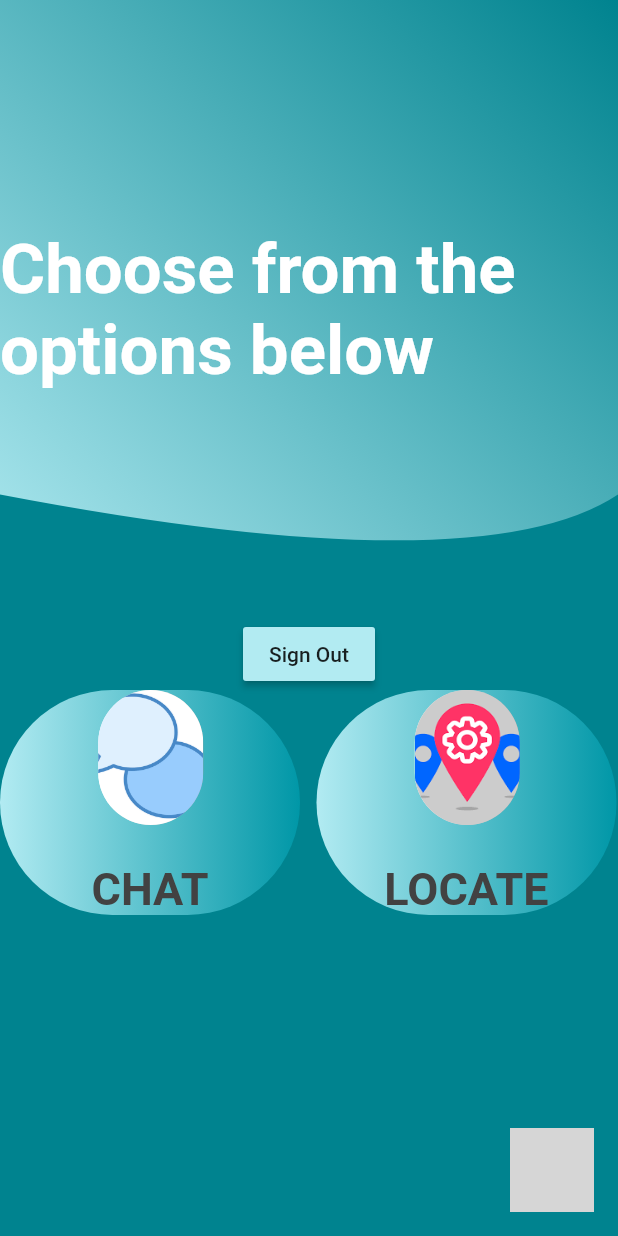
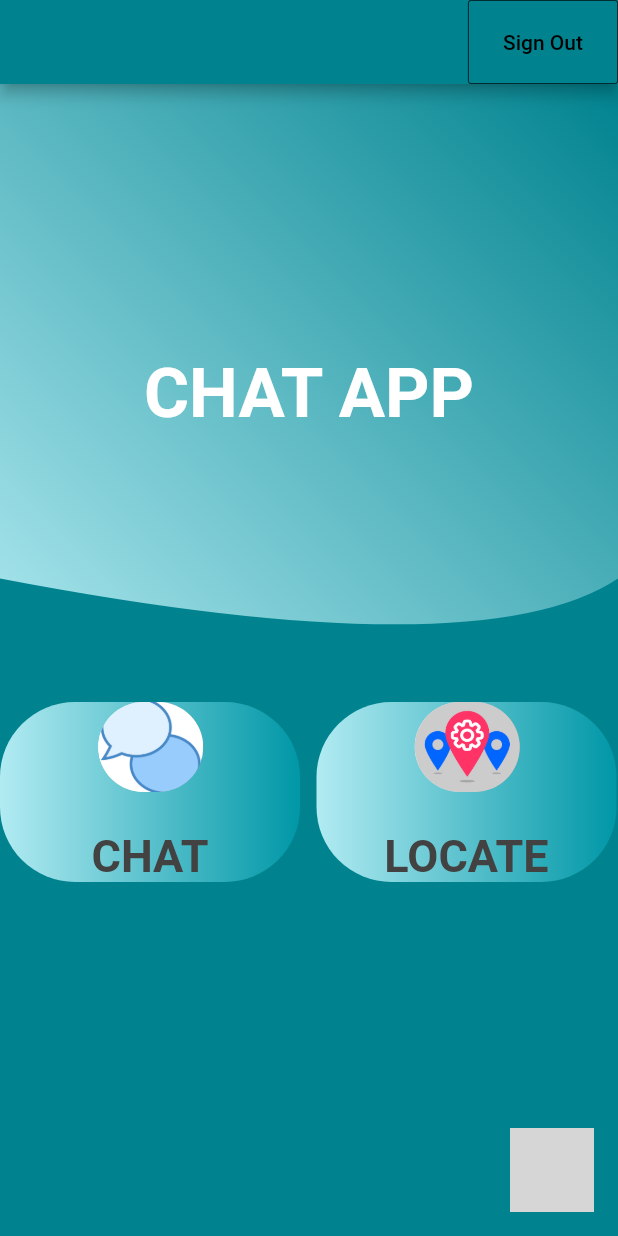
Before and after one commit to Dia96/chat_app, a Flutter app: the MainScreen screen opened directly, on a phone screen of 412 x 824 dp. Run offline on Flutter 3.47's test engine with Material 2 defaults, Android fonts, the phone set to English and light mode, and no system bars; our stand-ins replace animated_text_kit, cloud_firestore, firebase_auth, firebase_core, firebase_storage, flutter_slidable and 8 more; missing offline and left inert: circular_menu, dash_chat, flutter_boom_menu, location_permissions, search_map_place; accounts and stored records are empty; grey boxes are pictures that could not be loaded.

Commit message:
main screen ui changes

```diff
--- a/lib/screens/mainscreen.dart
+++ b/lib/screens/mainscreen.dart
@@ -36,7 +36,30 @@ class _MainScreenState extends State<MainScreen>
   Widget build(BuildContext context) {
     var size = MediaQuery.of(context).size;
 
-    return Scaffold(resizeToAvoidBottomPadding: false, backgroundColor: Colors.cyan[800],
+
+    return Scaffold(
+      appBar: AppBar(
+        backgroundColor: PrimaryColor,
+
+        actions: <Widget> [
+        SizedBox(
+        width: 100.0,
+        height: 10.0,
+        child: OutlineButton(
+          borderSide: BorderSide(width: 0.5),
+          child: Text('Sign Out', style: TextStyle(color: Colors.black),),
+          onPressed:   () {
+            signOut();
+            Navigator.pushReplacement(
+                context, MaterialPageRoute(builder: (context) => LoginScreen())
+            );
+          }
+      ),
+    ),
+    ],
+
+      ),
+      resizeToAvoidBottomPadding: false, backgroundColor: Colors.cyan[800],
       floatingActionButton: CircularMenu(animationDuration: Duration(milliseconds: 10),
         toggleButtonPadding: 10, alignment: Alignment.bottomCenter, curve: Curves.fastOutSlowIn,
         toggleButtonBoxShadow: [BoxShadow(color: Colors.cyan[400], spreadRadius: 2, blurRadius: 5)],
@@ -79,18 +102,16 @@ class _MainScreenState extends State<MainScreen>
                   );
                 },
               ),
-          Container(child: Text('Choose from the options below ', style:
-          TextStyle(color: TertiaryColor, fontSize: 46, fontWeight: FontWeight.bold),
-          ),
+
+
+          Container(
+            child: Text('CHAT APP', style: TextStyle(color: TertiaryColor, fontSize: 46, fontWeight: FontWeight.bold),),
           ),
         ],
     ),
-        RaisedButton(onPressed: () { signOut();
-        Navigator.pushReplacement(context, MaterialPageRoute(builder: (context) => LoginScreen()));
-          },
-            child: Text('Sign Out'), color: SecondaryColor),
 
-        Expanded(child: GridView.count(crossAxisCount: 2, crossAxisSpacing: 10.0, mainAxisSpacing: 10.0, shrinkWrap: true,
+        Expanded(child: GridView.count(
+          crossAxisCount: 2, crossAxisSpacing: 10.0, mainAxisSpacing: 10.0, shrinkWrap: true,
           children: <Widget>[
             Stack(children: <Widget>[
               GestureDetector(
@@ -98,22 +119,28 @@ class _MainScreenState extends State<MainScreen>
                     Navigator.pushReplacement(context, MaterialPageRoute(builder: (context) => HomeScreen())
                     );
                     },
-                child: Container( height: 150, width: 200, decoration: BoxDecoration(borderRadius: BorderRadius.all(Radius.circular(100.0)),
-                  gradient: LinearGradient(colors: <Color>[Colors.cyan[100], Colors.cyan[700]]
+                  child: Container(height: 120, width: 200,
+
+                    decoration: BoxDecoration(borderRadius: BorderRadius.all(Radius.circular(50.0)
+                    ),
+                    gradient: LinearGradient(colors: <Color>[Colors.cyan[100], Colors.cyan[700]
+                    ]
                     ),
                   ),
                     child: Text('CHAT', style: TextStyle( color: Colors.grey[800], fontWeight: FontWeight.bold,
                         fontSize: 30)), alignment: Alignment.bottomCenter,
                   ),
                 ),
+
               GestureDetector(
                 onTap: () {
                   Navigator.pushReplacement(context, MaterialPageRoute(builder: (context) => HomeScreen())
                   );
                   },
                 child: Align( alignment: Alignment.topCenter,
-                  child: Container( height: 90, width: 70, decoration: BoxDecoration(
-                      borderRadius: BorderRadius.all(Radius.circular(100.0)),
+                  child: Container(
+                    height: 60, width: 70, decoration: BoxDecoration(
+                      borderRadius: BorderRadius.all(Radius.circular(30.0)),
                       gradient: LinearGradient(colors: <Color>[ Colors.white, Colors.grey]
                       ),
                       image: DecorationImage(image: AssetImage('images/logo.png'), fit: BoxFit.cover)
@@ -129,8 +156,8 @@ class _MainScreenState extends State<MainScreen>
                   Navigator.pushReplacement(context, MaterialPageRoute(builder: (context) => GoogleScreen())
                   );
                   },
-                child: Container(height: 150, width: 200, decoration: BoxDecoration(
-                  borderRadius: BorderRadius.all(Radius.circular(100.0)),
+                child: Container(height: 120, width: 200, decoration: BoxDecoration(
+                  borderRadius: BorderRadius.all(Radius.circular(50.0)),
                   gradient: LinearGradient(colors: <Color>[Colors.cyan[100], Colors.cyan[700]
                   ]
                   ),
@@ -143,10 +170,11 @@ class _MainScreenState extends State<MainScreen>
                 );
                 },
                 child: Align(alignment: Alignment.topCenter,
-                  child: Container(height: 90, width: 70, decoration:
-                  BoxDecoration( borderRadius: BorderRadius.all(Radius.circular(100.0)
+                  child: Container(height: 60, width: 70, decoration:
+                  BoxDecoration( borderRadius: BorderRadius.all(Radius.circular(30.0)
                   ),
-                      gradient: LinearGradient(colors: <Color>[ Colors.white, Colors.grey]
+                      gradient: LinearGradient(
+                          colors: <Color>[ Colors.white, Colors.grey]
                       ),
                       image: DecorationImage(image: AssetImage('images/locationlogo.png'), fit: BoxFit.cover,
                       )
@@ -156,8 +184,12 @@ class _MainScreenState extends State<MainScreen>
               ),
             ],
             ),
+
+
           ],
-        )
+        ),
+
+
         )
       ],
       ),
@@ -165,7 +197,8 @@ class _MainScreenState extends State<MainScreen>
   }
 }
 
-class DrawClip extends CustomClipper<Path> { double move = 0; double slice = math.pi; DrawClip(this.move);
+class DrawClip extends CustomClipper<Path> {
+  double move = 0; double slice = math.pi; DrawClip(this.move);
   @override
   Path getClip(Size size) {Path path = Path();
     path.lineTo(0, size.height * 0.8);
--- a/pubspec.yaml
+++ b/pubspec.yaml
@@ -52,6 +52,7 @@ dependencies:
   location_permissions: ^3.0.0+1
   provider: ^4.3.2+3
   firebase_database: ^4.4.0
+  geoflutterfire: ^2.2.1
 dev_dependencies:
   flutter_test:
     sdk: flutter
```
Also changed, not shown: pubspec.lock. Lines whose indentation alone changed are shown as unchanged.
